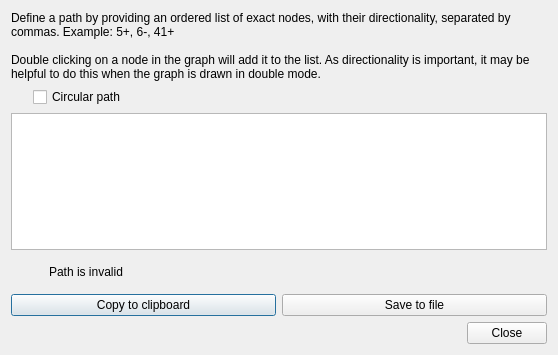
Above: ui/pathspecifydialog.ui from rrwick/Bandage before the change. Below: the same form after it.
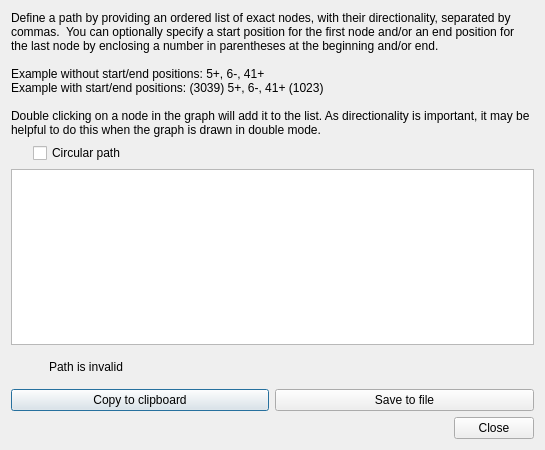
That is the form after the change. Icons and pictures are not drawn. Custom widgets are drawn as their Qt base class.

Commit message: Expand path syntax to include start/end positions

Patch:
```diff
--- a/ui/pathspecifydialog.ui
+++ b/ui/pathspecifydialog.ui
@@ -6,8 +6,8 @@
    <rect>
     <x>0</x>
     <y>0</y>
-    <width>558</width>
-    <height>355</height>
+    <width>545</width>
+    <height>450</height>
    </rect>
   </property>
   <property name="windowTitle">
@@ -17,7 +17,10 @@
    <item row="0" column="0" colspan="2">
     <widget class="QLabel" name="label">
      <property name="text">
-      <string>Define a path by providing an ordered list of exact nodes, with their directionality, separated by commas. Example: 5+, 6-, 41+
+      <string>Define a path by providing an ordered list of exact nodes, with their directionality, separated by commas.  You can optionally specify a start position for the first node and/or an end position for the last node by enclosing a number in parentheses at the beginning and/or end.
+
+Example without start/end positions: 5+, 6-, 41+
+Example with start/end positions: (3039) 5+, 6-, 41+ (1023)
 
 Double clicking on a node in the graph will add it to the list. As directionality is important, it may be helpful to do this when the graph is drawn in double mode.</string>
      </property>
```
The commit also changes 5 other files.
